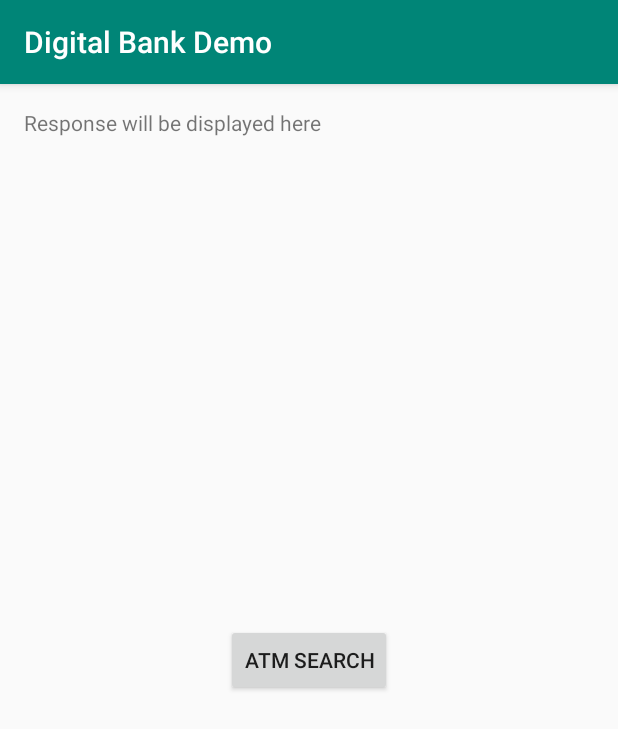
After one commit to keithpuzey/digitalbank-mobile-demo, an Android app: the atm_search screen opened directly, with no data from a screen before it, on a phone screen of 412 x 824 dp. The commit adds this screen. Shown: the top 729 px of the screen. Run offline under Robolectric (Android 15) with nearby library versions, the phone set to English and light mode, and no system bars.

Commit message:
ATM Search v1

```diff
--- /dev/null
+++ b/app/src/main/res/layout/atm_search.xml
@@ -0,0 +1,26 @@
+<RelativeLayout xmlns:android="http://schemas.android.com/apk/res/android"
+    xmlns:tools="http://schemas.android.com/tools"
+    android:layout_width="match_parent"
+    android:layout_height="match_parent"
+    android:paddingLeft="@dimen/activity_horizontal_margin"
+    android:paddingRight="@dimen/activity_horizontal_margin"
+    android:paddingTop="@dimen/activity_vertical_margin"
+    android:paddingBottom="@dimen/activity_vertical_margin"
+    tools:context=".atm_search">
+
+    <!-- Button for ATM search -->
+    <Button
+        android:id="@+id/action_atm_search"
+        android:layout_width="wrap_content"
+        android:layout_height="wrap_content"
+        android:text="ATM Search"
+        android:layout_centerInParent="true"/>
+
+    <!-- TextView to display the response -->
+    <TextView
+        android:id="@+id/responseTextView"
+        android:layout_width="wrap_content"
+        android:layout_height="wrap_content"
+        android:text="Response will be displayed here" />
+
+</RelativeLayout>
--- /dev/null
+++ b/app/src/main/res/values/dimen.xml
@@ -0,0 +1,6 @@
+<!-- res/values/dimens.xml -->
+
+<resources>
+    <dimen name="activity_horizontal_margin">16dp</dimen>
+    <dimen name="activity_vertical_margin">16dp</dimen>
+</resources>
```
Also changed, not shown: app/src/main/AndroidManifest.xml (+9 -0 lines), app/src/main/java/xyz/digitalbank/demo/Activity/atm_search.java (added, +166 -0 lines), app/src/main/java/xyz/digitalbank/demo/Fragments/ProfileFragment.java (+5 -5 lines), app/src/main/res/layout/fragment_profile.xml (+15 -11 lines), 2 other files.
